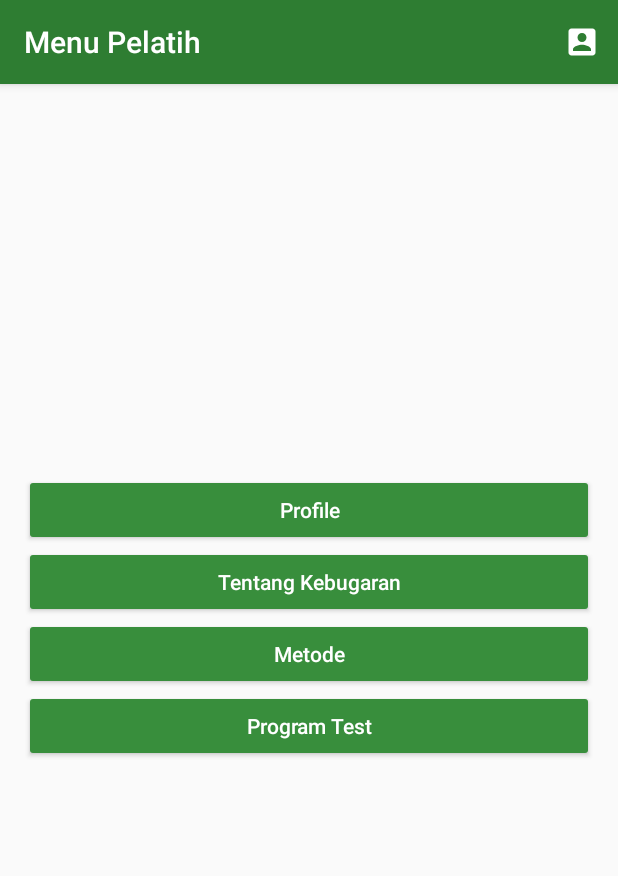
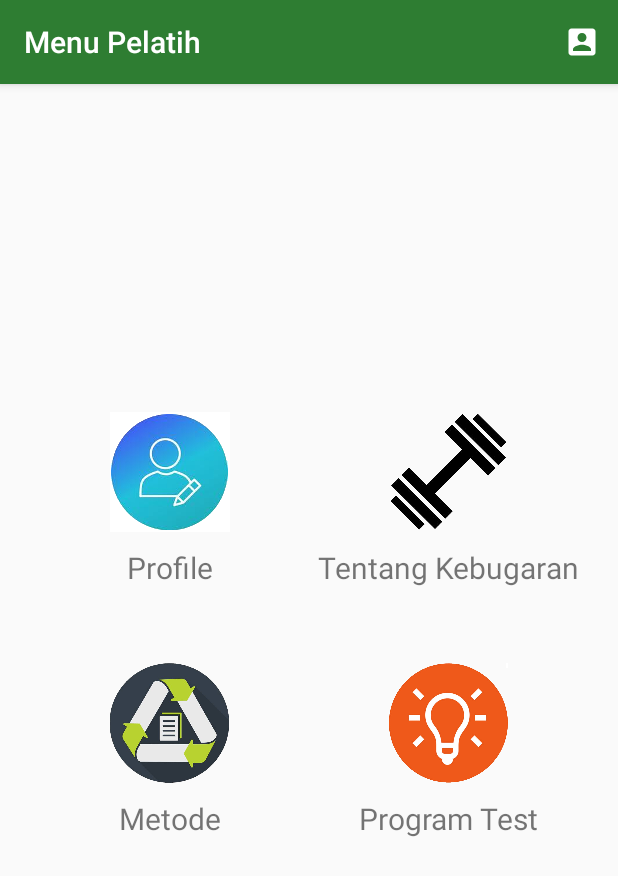
Before and after one commit to alvinamartya/vo2max-app, an Android app: the BerandaActivity screen opened directly, with no data from a screen before it, on a phone screen of 412 x 824 dp. Shown: the top 876 px of the screen. Run offline under Robolectric (Android 15) with nearby library versions, the phone set to English and light mode, and no system bars; 1 statement that could not run was skipped.

Commit message:
Update icon

```diff
--- a/Atlit/app/src/main/java/com/app/atlit/ui/activity/BerandaActivity.java
+++ b/Atlit/app/src/main/java/com/app/atlit/ui/activity/BerandaActivity.java
@@ -19,6 +19,7 @@ import android.view.MenuInflater;
 import android.view.MenuItem;
 import android.view.View;
 import android.widget.Button;
+import android.widget.LinearLayout;
 
 import com.app.atlit.R;
 import com.app.atlit.utils.LoginSharedPreference;
@@ -29,7 +30,7 @@ import java.util.ArrayList;
 public class BerandaActivity extends AppCompatActivity {
     private LoginSharedPreference loginsharedpreference;
     private Toolbar toolbar;
-    private Button btnProfile, btnTentang, btnMetode, btnProgramTest;
+    private LinearLayout btnProfile, btnTentang, btnMetode, btnProgramTest;
 
     @Override
     protected void onCreate(Bundle savedInstanceState) {
@@ -68,9 +69,7 @@ public class BerandaActivity extends AppCompatActivity {
             finish();
             overridePendingTransition(R.anim.slide_in_right, R.anim.slide_out_left);
         });
-        btnProfile.setOnClickListener(new View.OnClickListener() {
-            @Override
-            public void onClick(View view) {
+        btnProfile.setOnClickListener(view -> {
             if (loginsharedpreference.getUserLogin().getAkses().equals("atlit")) {
                 Intent intent = new Intent(BerandaActivity.this, AtlitProfileActivity.class);
                 startActivity(intent);
@@ -81,7 +80,6 @@ public class BerandaActivity extends AppCompatActivity {
                 startActivity(intent);
                 finish();
                 overridePendingTransition(R.anim.slide_in_right, R.anim.slide_out_left);
-                }
             }
         });
     }
--- a/Atlit/app/src/main/java/com/app/atlit/ui/activity/ProgramTestActivity.java
+++ b/Atlit/app/src/main/java/com/app/atlit/ui/activity/ProgramTestActivity.java
@@ -6,13 +6,14 @@ import android.os.Bundle;
 import androidx.appcompat.widget.Toolbar;
 import android.view.View;
 import android.widget.Button;
+import android.widget.LinearLayout;
 
 import com.app.atlit.R;
 import com.app.atlit.utils.LoginSharedPreference;
 
 public class ProgramTestActivity extends AppCompatActivity {
     private Toolbar toolbar;
-    private Button btnBalke, btnBeep, btnCooper;
+    private LinearLayout btnBalke, btnBeep, btnCooper;
     private LoginSharedPreference loginsharedpreference;
     @Override
     protected void onCreate(Bundle savedInstanceState) {
--- a/Atlit/app/src/main/res/layout/activity_beranda.xml
+++ b/Atlit/app/src/main/res/layout/activity_beranda.xml
@@ -14,34 +14,94 @@
         android:gravity="center"
         android:orientation="vertical">
 
-        <Button
-            android:id="@+id/btnProfile"
-            style="@style/LayoutButton"
+        <LinearLayout
             android:layout_width="match_parent"
             android:layout_height="wrap_content"
-            android:layout_gravity="center_horizontal"
-            android:text="@string/profile" />
+            android:padding="20dp"
+            android:orientation="horizontal">
+            <LinearLayout
+                android:id="@+id/btnProfile"
+                android:background="?attr/selectableItemBackground"
+                android:layout_width="0dp"
+                android:layout_height="wrap_content"
+                android:layout_weight="0.5"
+                android:orientation="vertical">
+                <ImageView
+                    android:layout_width="match_parent"
+                    android:layout_height="100dp"
+                    android:src="@drawable/image4"
+                    android:padding="10dp"/>
+                <TextView
+                    android:layout_width="match_parent"
+                    android:layout_height="wrap_content"
+                    android:text="@string/profile"
+                    android:textSize="20sp"
+                    android:textAlignment="center"/>
+            </LinearLayout>
+            <LinearLayout
+                android:id="@+id/btnTentang"
+                android:background="?attr/selectableItemBackground"
+                android:layout_width="0dp"
+                android:layout_height="wrap_content"
+                android:layout_weight="0.5"
+                android:orientation="vertical">
+                <ImageView
+                    android:layout_width="match_parent"
+                    android:layout_height="100dp"
+                    android:src="@drawable/image3"
+                    android:padding="10dp"/>
+                <TextView
+                    android:layout_width="match_parent"
+                    android:layout_height="wrap_content"
+                    android:text="@string/tentang_kebugaran"
+                    android:textSize="20sp"
+                    android:textAlignment="center"/>
+            </LinearLayout>
+        </LinearLayout>
 
-        <Button
-            android:id="@+id/btnTentang"
-            style="@style/LayoutButton.DiffTop"
+        <LinearLayout
             android:layout_width="match_parent"
             android:layout_height="wrap_content"
-            android:layout_gravity="center_horizontal"
-            android:text="@string/tentang_kebugaran" />
-        <Button
-            android:id="@+id/btnMetode"
-            style="@style/LayoutButton.DiffTop"
-            android:layout_width="match_parent"
-            android:layout_height="wrap_content"
-            android:layout_gravity="center_horizontal"
-            android:text="@string/metode" />
-        <Button
-            android:id="@+id/btnProgramTest"
-            style="@style/LayoutButton.DiffTop"
-            android:layout_width="match_parent"
-            android:layout_height="wrap_content"
-            android:layout_gravity="center_horizontal"
-            android:text="@string/program_test" />
+            android:padding="20dp"
+            android:orientation="horizontal">
+            <LinearLayout
+                android:id="@+id/btnMetode"
+                android:background="?attr/selectableItemBackground"
+                android:layout_width="0dp"
+                android:layout_height="wrap_content"
+                android:layout_weight="0.5"
+                android:orientation="vertical">
+                <ImageView
+                    android:layout_width="match_parent"
+                    android:layout_height="100dp"
+                    android:src="@drawable/image2"
+                    android:padding="10dp"/>
+                <TextView
+                    android:layout_width="match_parent"
+                    android:layout_height="wrap_content"
+                    android:text="@string/metode"
+                    android:textSize="20sp"
+                    android:textAlignment="center"/>
+            </LinearLayout>
+            <LinearLayout
+                android:id="@+id/btnProgramTest"
+                android:background="?attr/selectableItemBackground"
+                android:layout_width="0dp"
+                android:layout_height="wrap_content"
+                android:layout_weight="0.5"
+                android:orientation="vertical">
+                <ImageView
+                    android:layout_width="match_parent"
+                    android:layout_height="100dp"
+                    android:src="@drawable/image"
+                    android:padding="10dp"/>
+                <TextView
+                    android:layout_width="match_parent"
+                    android:layout_height="wrap_content"
+                    android:text="@string/program_test"
+                    android:textSize="20sp"
+                    android:textAlignment="center"/>
+            </LinearLayout>
+        </LinearLayout>
     </LinearLayout>
 </androidx.constraintlayout.widget.ConstraintLayout>
--- a/Atlit/app/src/main/res/layout/activity_stop_watch.xml
+++ b/Atlit/app/src/main/res/layout/activity_stop_watch.xml
@@ -22,7 +22,7 @@
             android:layout_width="match_parent"
             android:layout_height="wrap_content"
             android:gravity="center"
-            android:text="0m"
+            android:text="0.0m"
             android:textSize="45sp"
             android:textStyle="bold" />
 
```
Also changed, not shown: Atlit/app/src/main/res/layout/activity_program_test.xml (+76 -19 lines), Atlit/app/src/main/res/drawable/image.png (added), Atlit/app/src/main/res/drawable/image2.png (added), Atlit/app/src/main/res/drawable/image3.png (added), Atlit/app/src/main/res/drawable/image4.jpg (added), Atlit/app/src/main/res/drawable/image5.png (added). Lines whose indentation alone changed are shown as unchanged.
